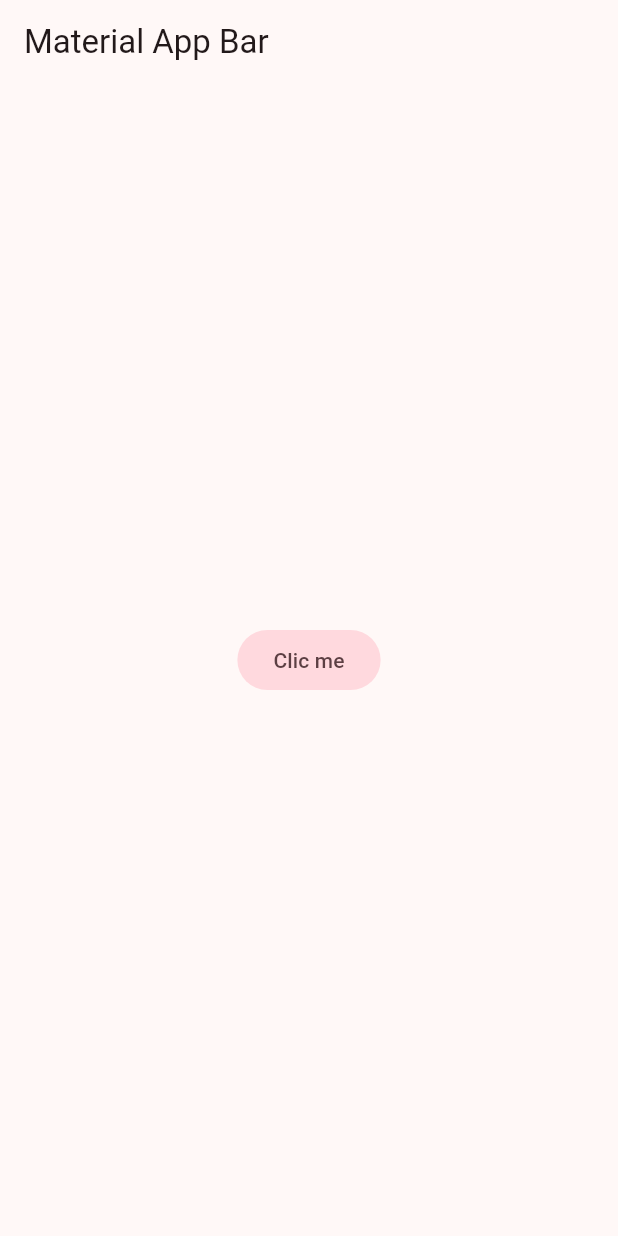
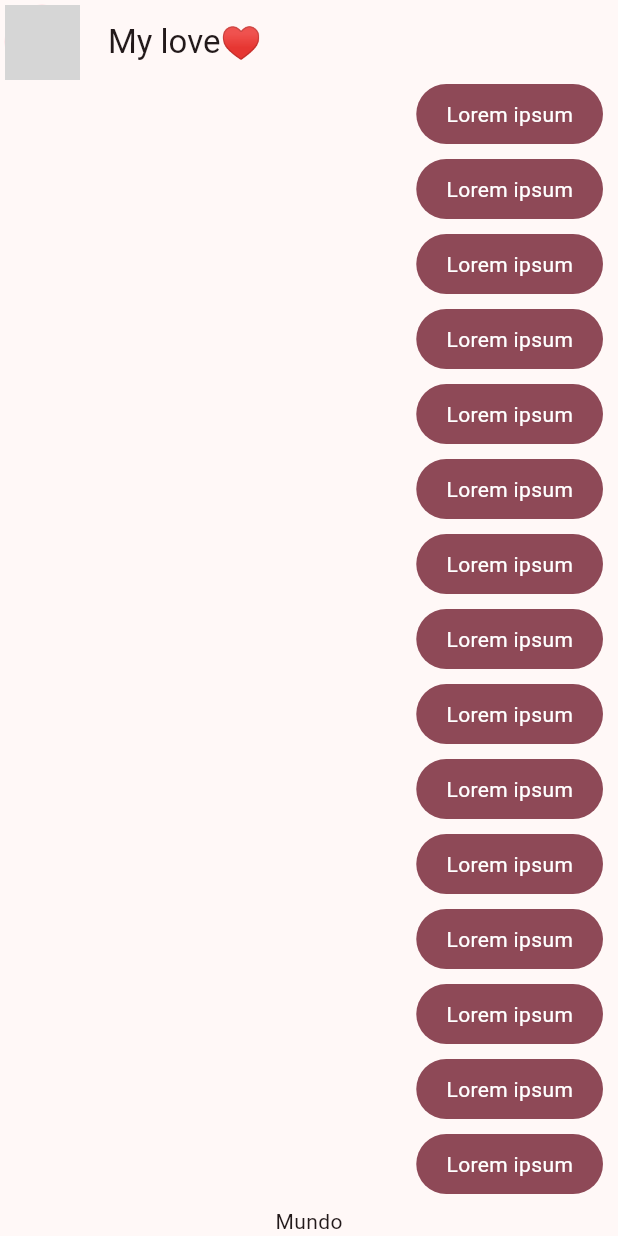
Before and after one commit to sebastianvalbuena7/message_app_flutter, a Flutter app: the screen it shows after launch, on a phone screen of 412 x 824 dp. Run offline on Flutter 3.47's test engine with Material 2 defaults, Android fonts, the phone set to English and light mode, and no system bars; network calls fail; grey boxes are pictures that could not be loaded.

Commit message:
Theme en Flutter

```diff
--- a/lib/config/theme/app_theme.dart
+++ b/lib/config/theme/app_theme.dart
@@ -13,14 +13,15 @@ const List<Color> _colorThemes = [
 class AppTheme {
   final int selectedColor;
 
-  AppTheme({
-    this.selectedColor = 0
-  });
+  AppTheme({this.selectedColor = 0})
+      : assert(selectedColor >= 0 && selectedColor < _colorThemes.length - 1,
+            'Colors must be between 0 and ${_colorThemes.length}');
 
   ThemeData theme() {
     return ThemeData(
-      useMaterial3: true,
-      colorSchemeSeed: _colorThemes[selectedColor]
+        useMaterial3: true,
+        colorSchemeSeed: _colorThemes[selectedColor],
+        // brightness: Brightness.dark // Modo oscuro
     );
   }
 }
--- a/lib/main.dart
+++ b/lib/main.dart
@@ -1,5 +1,6 @@
 import 'package:flutter/material.dart';
 import 'package:message_app/config/theme/app_theme.dart';
+import 'package:message_app/presentation/screens/chat/chat_screen.dart';
 
 void main() => runApp(const MyApp());
 
@@ -12,16 +13,7 @@ class MyApp extends StatelessWidget {
       title: 'Yes No App',
       debugShowCheckedModeBanner: false,
       theme: AppTheme(selectedColor: 3).theme(),
-      home: Scaffold(
-        appBar: AppBar(
-          title: const Text('Material App Bar'),
-        ),
-        body: Center(
-          child: FilledButton.tonal(onPressed: () {}, child: const Text('Clic me')),
-        ),
-      ),
+      home: const ChatScreen(),
     );
   }
 }
-
-// https://github.com/sebastianvalbuena7/message_app_flutter.git
--- /dev/null
+++ b/lib/presentation/screens/chat/chat_screen.dart
@@ -0,0 +1,45 @@
+import 'package:flutter/material.dart';
+import 'package:message_app/presentation/widgets/chat/my_message_bubble.dart';
+
+class ChatScreen extends StatelessWidget {
+  const ChatScreen({super.key});
+
+  @override
+  Widget build(BuildContext context) {
+    return Scaffold(
+      appBar: AppBar(
+        title: const Text('My love♥️'),
+        centerTitle: false, // center title
+        leading: const Padding(
+          padding: EdgeInsets.all(3.0),
+          child: CircleAvatar(
+            backgroundImage: NetworkImage('https://static.photocdn.pt/images/articles/2018/12/05/articles/2017_8/beginner_photography_mistakes-1.webp'),
+          ),
+        ),
+      ),
+      body: _ChatView(),
+    );
+  }
+}
+
+class _ChatView extends StatelessWidget {
+  @override
+  Widget build(BuildContext context) {
+    return SafeArea(
+      child: Padding(
+        padding: const EdgeInsets.symmetric(horizontal: 10),
+        child: Column(
+          children: [
+            Expanded(child: ListView.builder(
+              // itemCount: 10,
+              itemBuilder: (context, index) {
+                return const MyMessageBubble();
+              },
+            )),
+            const Text('Mundo')
+          ],
+        ),
+      ),
+    );
+  }
+}
--- /dev/null
+++ b/lib/presentation/widgets/chat/my_message_bubble.dart
@@ -0,0 +1,30 @@
+import 'package:flutter/material.dart';
+
+class MyMessageBubble extends StatelessWidget {
+  const MyMessageBubble({super.key});
+
+  @override
+  Widget build(BuildContext context) {
+    final colors = Theme.of(context).colorScheme;
+
+    return Column(
+      crossAxisAlignment: CrossAxisAlignment.end,
+      children: [
+        Container(
+          decoration: BoxDecoration(
+            color: colors.primary,
+            borderRadius: BorderRadius.circular(20)
+          ),
+          child: const Padding(
+            padding: EdgeInsets.symmetric(horizontal: 20, vertical: 10),
+            child: Text(
+              'Lorem ipsum',
+              style: TextStyle(color: Colors.white),
+            ),
+          ),
+        ),
+        const SizedBox(height: 10)
+      ],
+    );
+  }
+}
```
